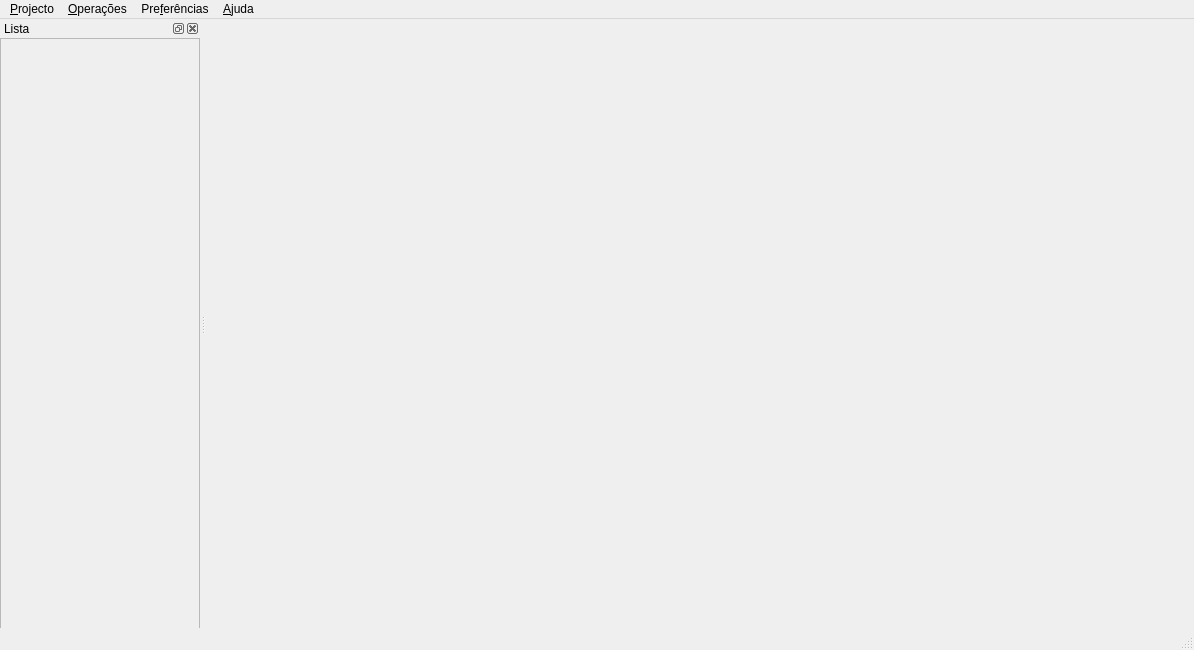
Above: ui/floorplan2.ui from LC43/floorplan before the change. Below: the same form after it.
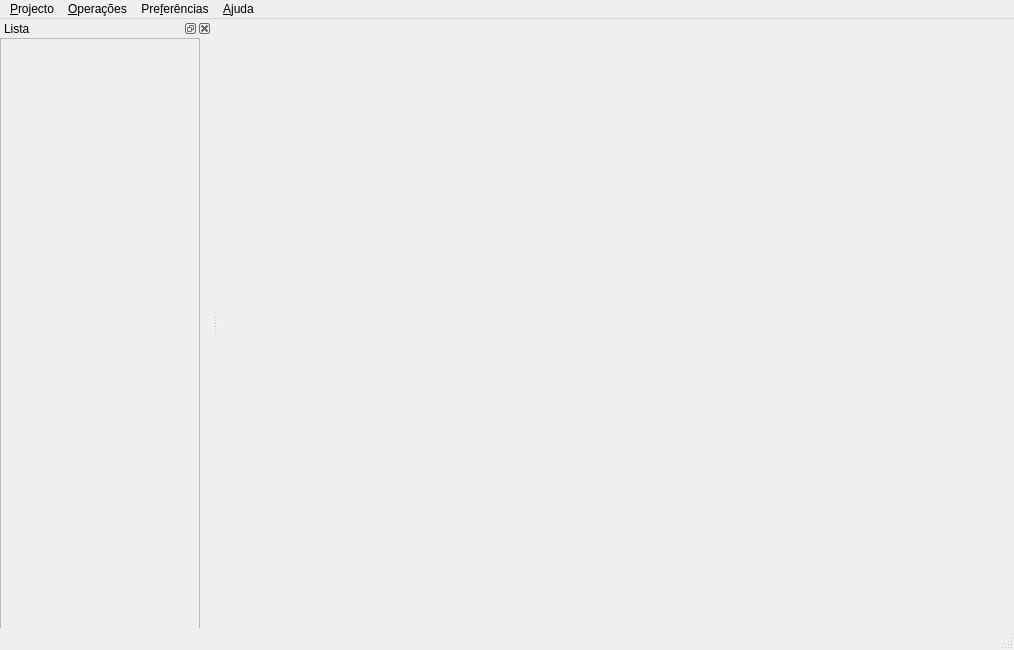
That is the form after the change.

Diff of the .ui file:
```diff
--- a/ui/floorplan2.ui
+++ b/ui/floorplan2.ui
@@ -5,7 +5,7 @@
    <rect>
     <x>0</x>
     <y>0</y>
-    <width>1194</width>
+    <width>1014</width>
     <height>650</height>
    </rect>
   </property>
@@ -24,8 +24,8 @@
     <rect>
      <x>0</x>
      <y>0</y>
-     <width>1194</width>
-     <height>26</height>
+     <width>1014</width>
+     <height>23</height>
     </rect>
    </property>
    <widget class="QMenu" name="menuFicheiro" >
@@ -93,8 +93,8 @@
    </property>
    <property name="minimumSize" >
     <size>
-     <width>200</width>
-     <height>600</height>
+     <width>212</width>
+     <height>606</height>
     </size>
    </property>
    <property name="features" >
```
Left out of the diff: 22 changed lines with no effect on the pictures.
